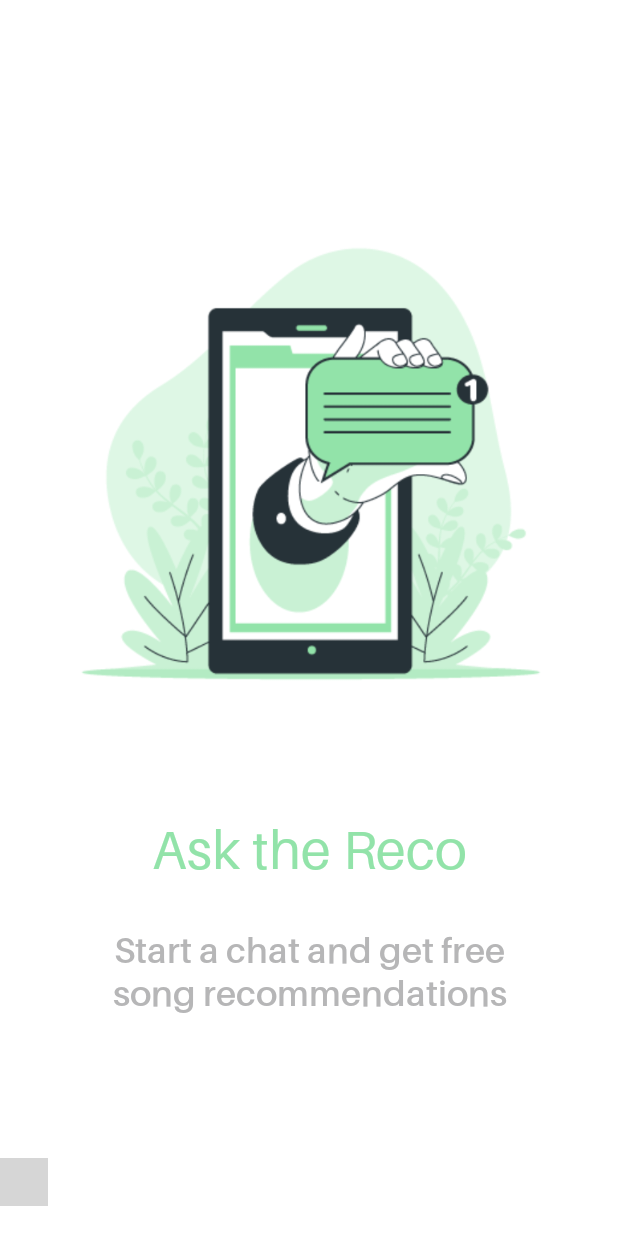
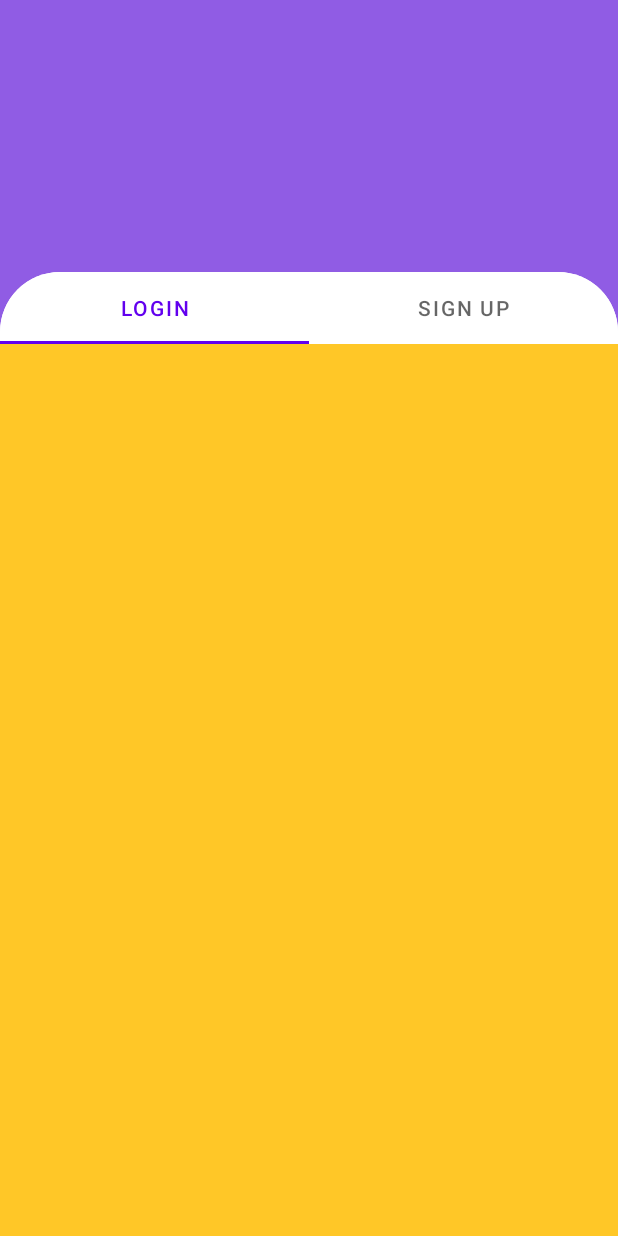
Before and after one commit to SidharthMudgil/reco, an Android app: the screen it shows after launch (OnBoardingActivity before the commit, LoginActivity after it), on a phone screen of 412 x 824 dp. Run offline under Robolectric (Android 15) with nearby library versions, the phone set to English and light mode, and no system bars; plain views replace WormDotsIndicator; grey boxes are pictures that could not be loaded.

Commit message:
LoginActivity added TabPagerAdapter added fragment_login modified fragment_signup modified background shape added for TabLayout layout file code optimised

```diff
--- a/Reco/app/src/main/AndroidManifest.xml
+++ b/Reco/app/src/main/AndroidManifest.xml
@@ -9,6 +9,9 @@
         android:roundIcon="@mipmap/ic_launcher_round"
         android:supportsRtl="true"
         android:theme="@style/Theme.Reco">
+        <activity
+            android:name=".LoginActivity"
+            android:exported="false" />
         <activity
             android:name=".view.onboarding.OnBoardingActivity"
             android:exported="false" />
--- /dev/null
+++ b/Reco/app/src/main/java/com/sidharth/reco/LoginActivity.java
@@ -0,0 +1,33 @@
+package com.sidharth.reco;
+
+import android.os.Bundle;
+import android.widget.TextView;
+
+import androidx.appcompat.app.AppCompatActivity;
+import androidx.viewpager2.widget.ViewPager2;
+
+import com.google.android.material.tabs.TabLayout;
+import com.google.android.material.tabs.TabLayoutMediator;
+import com.sidharth.reco.controller.TabPagerAdapter;
+
+public class LoginActivity extends AppCompatActivity {
+
+    final String[] TAB_TITLES = {
+            "login",
+            "sign up"
+    };
+
+    @Override
+    protected void onCreate(Bundle savedInstanceState) {
+        super.onCreate(savedInstanceState);
+        setContentView(R.layout.activity_login);
+
+        ViewPager2 viewPager = findViewById(R.id.viewPager);
+        TabLayout tabLayout = findViewById(R.id.tabLayout);
+
+        viewPager.setAdapter(new TabPagerAdapter(this));
+        new TabLayoutMediator(tabLayout, viewPager,
+                (tab, position) -> tab.setText(TAB_TITLES[position])
+        ).attach();
+    }
+}
--- a/Reco/app/src/main/java/com/sidharth/reco/MainActivity.java
+++ b/Reco/app/src/main/java/com/sidharth/reco/MainActivity.java
@@ -4,8 +4,6 @@ import android.content.Intent;
 import android.os.Bundle;
 
 import androidx.appcompat.app.AppCompatActivity;
-
-import com.sidharth.reco.view.onboarding.OnBoardingActivity;
 
 public class MainActivity extends AppCompatActivity {
 
@@ -14,7 +12,7 @@ public class MainActivity extends AppCompatActivity {
         super.onCreate(savedInstanceState);
         setContentView(R.layout.activity_main);
 
-        Intent intent = new Intent(this, OnBoardingActivity.class);
+        Intent intent = new Intent(this, LoginActivity.class);
         startActivity(intent);
     }
 }
--- a/Reco/app/src/main/java/com/sidharth/reco/controller/OnBoardingScreenAdapter.java
+++ b/Reco/app/src/main/java/com/sidharth/reco/controller/OnBoardingScreenAdapter.java
@@ -23,9 +23,7 @@ public class OnBoardingScreenAdapter extends FragmentStateAdapter {
         else if (position == 1) {
             return new Slide2Fragment();
         }
-        else {
-            return new Slide3Fragment();
-        }
+        return new Slide3Fragment();
     }
 
     @Override
--- /dev/null
+++ b/Reco/app/src/main/java/com/sidharth/reco/controller/TabPagerAdapter.java
@@ -0,0 +1,29 @@
+package com.sidharth.reco.controller;
+
+import androidx.annotation.NonNull;
+import androidx.fragment.app.Fragment;
+import androidx.fragment.app.FragmentActivity;
+import androidx.viewpager2.adapter.FragmentStateAdapter;
+
+import com.sidharth.reco.view.login.LoginFragment;
+import com.sidharth.reco.view.login.SignUpFragment;
+
+public class TabPagerAdapter extends FragmentStateAdapter {
+    public TabPagerAdapter(@NonNull FragmentActivity fragmentActivity) {
+        super(fragmentActivity);
+    }
+
+    @NonNull
+    @Override
+    public Fragment createFragment(int position) {
+        if (position == 0) {
+            return new LoginFragment();
+        }
+        return new SignUpFragment();
+    }
+
+    @Override
+    public int getItemCount() {
+        return 2;
+    }
+}
--- a/Reco/app/src/main/java/com/sidharth/reco/view/login/signupFragment.java
+++ b/Reco/app/src/main/java/com/sidharth/reco/view/login/SignUpFragment.java
@@ -10,8 +10,8 @@ import android.view.ViewGroup;
 
 import com.sidharth.reco.R;
 
-public class signupFragment extends Fragment {
-    public signupFragment() {
+public class SignUpFragment extends Fragment {
+    public SignUpFragment() {
     }
 
     @Override
--- a/Reco/app/src/main/java/com/sidharth/reco/view/onboarding/OnBoardingActivity.java
+++ b/Reco/app/src/main/java/com/sidharth/reco/view/onboarding/OnBoardingActivity.java
@@ -36,9 +36,9 @@ public class OnBoardingActivity extends AppCompatActivity {
     @Override
     protected void onCreate(Bundle savedInstanceState) {
         super.onCreate(savedInstanceState);
-        setContentView(R.layout.activity_on_boarding);
+        setContentView(R.layout.activity_onboarding);
 
-        nextBtn = findViewById(R.id.nextBtn);
+        nextBtn = findViewById(R.id.tv_next);
 
 //        viewPager and adapter
         adapter = new OnBoardingScreenAdapter(OnBoardingActivity.this);
--- /dev/null
+++ b/Reco/app/src/main/res/drawable/bg_login.xml
@@ -0,0 +1,17 @@
+<?xml version="1.0" encoding="utf-8"?>
+<shape xmlns:android="http://schemas.android.com/apk/res/android"
+    android:shape="rectangle">
+
+    <solid
+        android:color="@color/white" />
+
+    <size
+        android:width="100dp"
+        android:height="10dp" />
+
+    <corners
+        android:topLeftRadius="40dp"
+        android:topRightRadius="40dp"
+        />
+
+</shape>
--- /dev/null
+++ b/Reco/app/src/main/res/layout/activity_login.xml
@@ -0,0 +1,59 @@
+<?xml version="1.0" encoding="utf-8"?>
+<androidx.constraintlayout.widget.ConstraintLayout xmlns:android="http://schemas.android.com/apk/res/android"
+    xmlns:app="http://schemas.android.com/apk/res-auto"
+    xmlns:tools="http://schemas.android.com/tools"
+    android:layout_width="match_parent"
+    android:layout_height="match_parent"
+    android:background="@color/purple_100"
+    tools:context=".LoginActivity">
+
+    <androidx.constraintlayout.widget.ConstraintLayout
+        android:id="@+id/constraintLayout2"
+        android:layout_width="match_parent"
+        android:layout_height="0dp"
+        android:background="@drawable/bg_login"
+        app:layout_constraintBottom_toBottomOf="parent"
+        app:layout_constraintEnd_toEndOf="parent"
+        app:layout_constraintHeight_percent=".78"
+        app:layout_constraintStart_toStartOf="parent"
+        app:layout_constraintTop_toTopOf="parent"
+        app:layout_constraintVertical_bias="1">
+
+
+        <com.google.android.material.tabs.TabLayout
+            android:id="@+id/tabLayout"
+            android:layout_width="match_parent"
+            android:layout_height="wrap_content"
+            android:background="@drawable/bg_login"
+            app:layout_constraintVertical_bias="0"
+            app:layout_constraintBottom_toBottomOf="parent"
+            app:layout_constraintEnd_toEndOf="parent"
+            app:layout_constraintStart_toStartOf="parent"
+            app:layout_constraintTop_toTopOf="parent"
+            app:tabMode="fixed">
+
+            <com.google.android.material.tabs.TabItem
+                android:layout_width="wrap_content"
+                android:layout_height="wrap_content"
+                android:text="@string/tab1" />
+
+            <com.google.android.material.tabs.TabItem
+                android:layout_width="wrap_content"
+                android:layout_height="wrap_content"
+                android:text="@string/tab2" />
+
+        </com.google.android.material.tabs.TabLayout>
+
+        <androidx.viewpager2.widget.ViewPager2
+            android:id="@+id/viewPager"
+            android:layout_width="match_parent"
+            android:layout_height="0dp"
+            app:layout_constraintBottom_toBottomOf="parent"
+            app:layout_constraintEnd_toEndOf="parent"
+            app:layout_constraintStart_toStartOf="parent"
+            app:layout_constraintTop_toBottomOf="@+id/tabLayout"
+            app:layout_constraintVertical_bias="0" />
+
+    </androidx.constraintlayout.widget.ConstraintLayout>
+
+</androidx.constraintlayout.widget.ConstraintLayout>
--- a/Reco/app/src/main/res/layout/activity_on_boarding.xml
+++ b/Reco/app/src/main/res/layout/activity_onboarding.xml
@@ -18,7 +18,8 @@
 
     <androidx.constraintlayout.widget.ConstraintLayout
         android:layout_width="match_parent"
-        android:layout_height="@dimen/pagerTool_height"
+        android:layout_height="0dp"
+        app:layout_constraintHeight_percent=".28"
         app:layout_constraintVertical_bias="1"
         app:layout_constraintBottom_toBottomOf="parent"
         app:layout_constraintEnd_toEndOf="parent"
@@ -39,11 +40,11 @@
             app:layout_constraintVertical_bias="0.88" />
 
         <TextView
-            android:id="@+id/nextBtn"
+            android:id="@+id/tv_next"
             android:layout_width="wrap_content"
             android:layout_height="wrap_content"
             android:text="@string/btn_next"
-            android:textColor="@color/slide_yellow"
+            android:textColor="@color/yellow_400"
             android:fontFamily="@font/aileron_semi_bold"
             android:gravity="center_vertical"
             android:visibility="gone"
--- a/Reco/app/src/main/res/layout/fragment_login.xml
+++ b/Reco/app/src/main/res/layout/fragment_login.xml
@@ -3,6 +3,7 @@
     xmlns:tools="http://schemas.android.com/tools"
     android:layout_width="match_parent"
     android:layout_height="match_parent"
+    android:background="@color/yellow_400"
     tools:context=".view.login.LoginFragment">
 
 </FrameLayout>
--- a/Reco/app/src/main/res/layout/fragment_signup.xml
+++ b/Reco/app/src/main/res/layout/fragment_signup.xml
@@ -3,6 +3,7 @@
     xmlns:tools="http://schemas.android.com/tools"
     android:layout_width="match_parent"
     android:layout_height="match_parent"
-    tools:context=".view.login.signupFragment">
+    android:background="@color/blue_400"
+    tools:context=".view.login.SignUpFragment">
 
 </FrameLayout>
--- a/Reco/app/src/main/res/layout/fragment_slide1.xml
+++ b/Reco/app/src/main/res/layout/fragment_slide1.xml
@@ -14,7 +14,8 @@
         <ImageView
             android:id="@+id/slide_img"
             android:layout_width="wrap_content"
-            android:layout_height="@dimen/slideImg_height"
+            android:layout_height="0dp"
+            app:layout_constraintHeight_percent=".65"
             android:src="@drawable/ic_chat"
             android:contentDescription="@string/slide_img_desc"
             app:layout_constraintBottom_toBottomOf="parent"
@@ -24,14 +25,14 @@
             app:layout_constraintVertical_bias="0.2" />
 
         <TextView
-            android:id="@+id/slide_title"
+            android:id="@+id/tv_slideTitle"
             android:layout_width="wrap_content"
             android:layout_height="wrap_content"
             android:textSize="@dimen/slideTitle_textSize"
             android:text="@string/slide_title_1"
             android:fontFamily="@font/aileron_regular"
             android:textAlignment="center"
-            android:textColor="@color/slide_green"
+            android:textColor="@color/green_400"
             app:layout_constraintVertical_bias="0"
             app:layout_constraintBottom_toBottomOf="parent"
             app:layout_constraintEnd_toEndOf="parent"
@@ -39,9 +40,11 @@
             app:layout_constraintTop_toBottomOf="@+id/slide_img" />
 
         <TextView
-            android:id="@+id/slide_desc"
-            android:layout_width="@dimen/slideDesc_width"
-            android:layout_height="@dimen/slideDesc_height"
+            android:id="@+id/tv_slideDesc"
+            android:layout_width="0dp"
+            android:layout_height="0dp"
+            app:layout_constraintHeight_percent=".1"
+            app:layout_constraintWidth_percent=".8"
             android:text="@string/slide_text_1"
             android:fontFamily="@font/aileron_semi_bold"
             android:paddingLeft="@dimen/slideDesc_padding"
@@ -53,7 +56,7 @@
             app:layout_constraintBottom_toBottomOf="parent"
             app:layout_constraintEnd_toEndOf="parent"
             app:layout_constraintStart_toStartOf="parent"
-            app:layout_constraintTop_toBottomOf="@+id/slide_title" />
+            app:layout_constraintTop_toBottomOf="@+id/tv_slideTitle" />
 
     </androidx.constraintlayout.widget.ConstraintLayout>
 
--- a/Reco/app/src/main/res/values/colors.xml
+++ b/Reco/app/src/main/res/values/colors.xml
@@ -10,8 +10,10 @@
 
 
     <!-- onBoarding screen -->
-    <color name="slide_yellow">#FFC727</color>
-    <color name="slide_green">#92E3A9</color>
-    <color name="slide_blue">#407BFF</color>
+    <color name="yellow_400">#FFC727</color>
+    <color name="green_400">#92E3A9</color>
+    <color name="blue_400">#407BFF</color>
     <color name="slide_gray">#B6B6B7</color>
+    <color name="purple_100">#905CE4</color>
+    <color name="gray_800">#060607</color>
 </resources>
--- a/Reco/app/src/main/res/values/strings.xml
+++ b/Reco/app/src/main/res/values/strings.xml
@@ -1,7 +1,7 @@
 <resources>
     <string name="app_name">Reco</string>
 
-    <!-- onBoarding screen -->
+<!-- onBoarding screen -->
     <!-- titles -->
     <string name="slide_title_1">Ask the Reco</string>
     <string name="slide_title_2">Enjoy the music</string>
@@ -19,4 +19,13 @@
     <string name="btn_next">Next</string>
     <!-- TODO: Remove or change this placeholder text -->
     <string name="hello_blank_fragment">Hello blank fragment</string>
+    <string name="image_welcomeBack">welcome back image</string>
+    <string name="image_welcome">welcome image</string>
+
+<!--    login screen -->
+    <string name="login">LOGIN</string>
+    <string name="signUp">SIGNUP</string>
+    <string name="tab1">login</string>
+    <string name="tab2">Sign Up</string>
+
 </resources>
```
Also changed, not shown: Reco/app/src/main/res/layout/fragment_slide2.xml (+10 -7 lines), Reco/app/src/main/res/layout/fragment_slide3.xml (+10 -7 lines).
